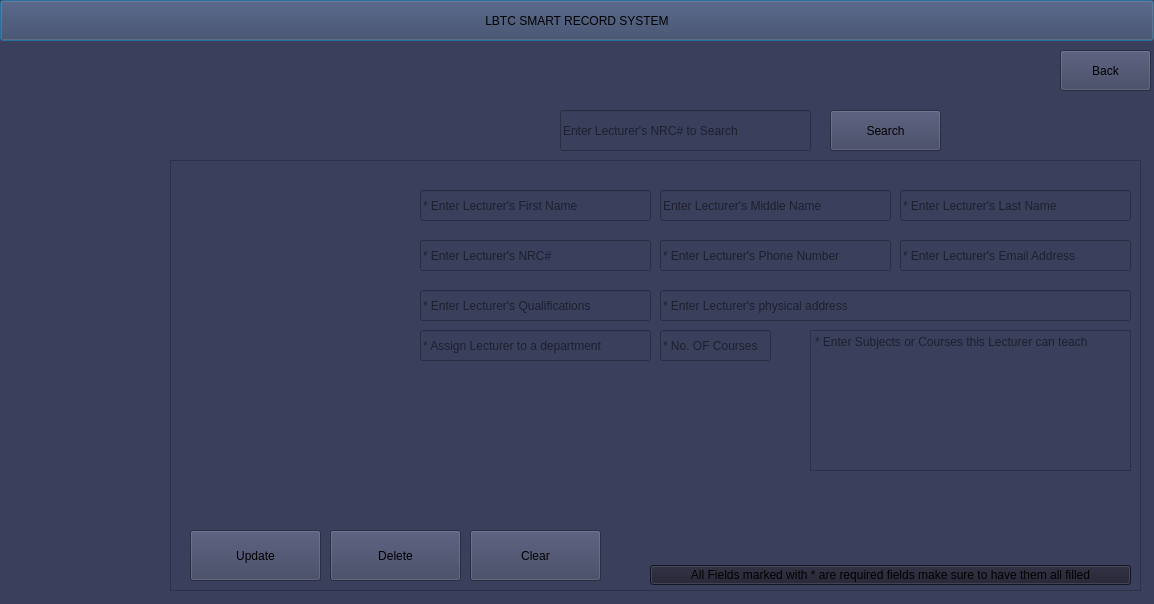
This is viewlecturer.ui in Rabsoninnora/SmartRecordLBTC as Qt 5 draws it before an edit. The edited form follows.
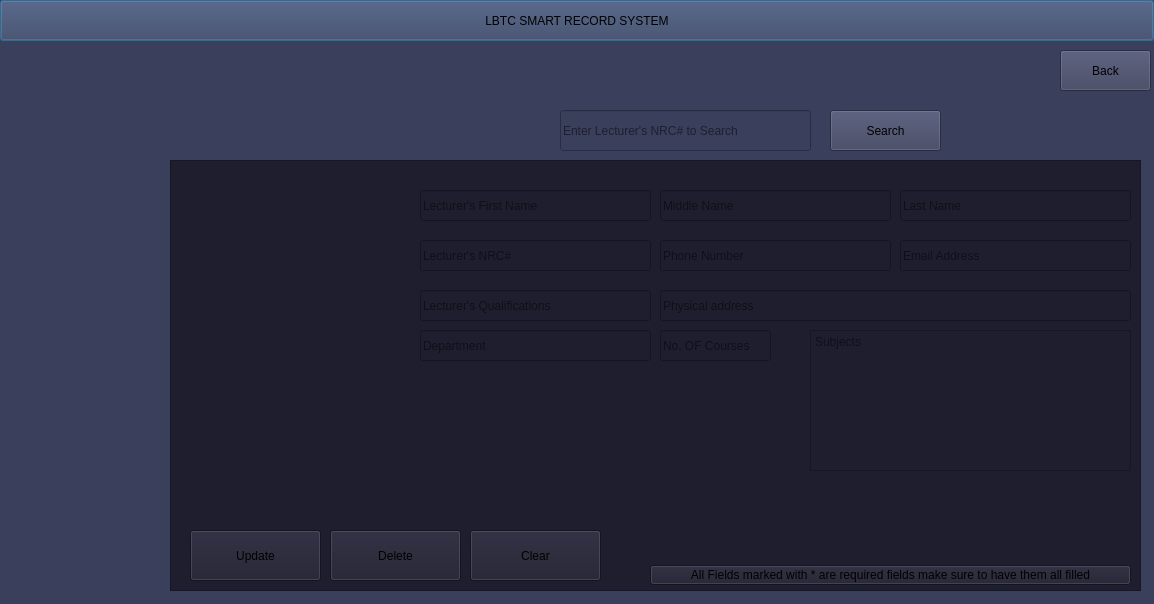
This is the edited form. Icons and pictures are not drawn.

Patch:
```diff
--- a/viewlecturer.ui
+++ b/viewlecturer.ui
@@ -55,7 +55,7 @@
     </rect>
    </property>
    <property name="styleSheet">
-    <string notr="true"/>
+    <string notr="true"> background-color: #1e1e2f; </string>
    </property>
    <property name="frameShape">
     <enum>QFrame::Shape::StyledPanel</enum>
@@ -73,7 +73,7 @@
      </rect>
     </property>
     <property name="placeholderText">
-     <string>* Enter Lecturer's First Name</string>
+     <string>Lecturer's First Name</string>
     </property>
    </widget>
    <widget class="QLineEdit" name="lineEdit_Mname">
@@ -86,7 +86,7 @@
      </rect>
     </property>
     <property name="placeholderText">
-     <string>Enter Lecturer's Middle Name</string>
+     <string>Middle Name</string>
     </property>
    </widget>
    <widget class="QLineEdit" name="lineEdit_Lname">
@@ -99,7 +99,7 @@
      </rect>
     </property>
     <property name="placeholderText">
-     <string>* Enter Lecturer's Last Name</string>
+     <string>Last Name</string>
     </property>
    </widget>
    <widget class="QLineEdit" name="lineEdit_NRC">
@@ -112,7 +112,7 @@
      </rect>
     </property>
     <property name="placeholderText">
-     <string>* Enter Lecturer's NRC#</string>
+     <string>Lecturer's NRC#</string>
     </property>
    </widget>
    <widget class="QLineEdit" name="lineEdit_Phone">
@@ -125,7 +125,7 @@
      </rect>
     </property>
     <property name="placeholderText">
-     <string>* Enter Lecturer's Phone Number</string>
+     <string>Phone Number</string>
     </property>
    </widget>
    <widget class="QLineEdit" name="lineEdit_Email">
@@ -138,7 +138,7 @@
      </rect>
     </property>
     <property name="placeholderText">
-     <string>* Enter Lecturer's Email Address</string>
+     <string>Email Address</string>
     </property>
    </widget>
    <widget class="QLineEdit" name="lineEdit_Qualification">
@@ -151,7 +151,7 @@
      </rect>
     </property>
     <property name="placeholderText">
-     <string>* Enter Lecturer's Qualifications</string>
+     <string>Lecturer's Qualifications</string>
     </property>
    </widget>
    <widget class="QLineEdit" name="lineEdit_Physical_Address">
@@ -164,7 +164,7 @@
      </rect>
     </property>
     <property name="placeholderText">
-     <string>* Enter Lecturer's physical address</string>
+     <string>Physical address</string>
     </property>
    </widget>
    <widget class="QLabel" name="image_field">
@@ -200,7 +200,7 @@
      </rect>
     </property>
     <property name="placeholderText">
-     <string>* Assign Lecturer to a department</string>
+     <string>Department</string>
     </property>
    </widget>
    <widget class="QLineEdit" name="lineEdit_Lecturer_No_Courses">
@@ -213,7 +213,7 @@
      </rect>
     </property>
     <property name="placeholderText">
-     <string>* No. OF Courses</string>
+     <string>No. OF Courses</string>
     </property>
    </widget>
    <widget class="QPlainTextEdit" name="plainTextEdit_Subjects">
@@ -226,7 +226,7 @@
      </rect>
     </property>
     <property name="placeholderText">
-     <string>* Enter Subjects or Courses this Lecturer can teach</string>
+     <string>Subjects</string>
     </property>
    </widget>
    <widget class="QPushButton" name="pushButton_2">
```
